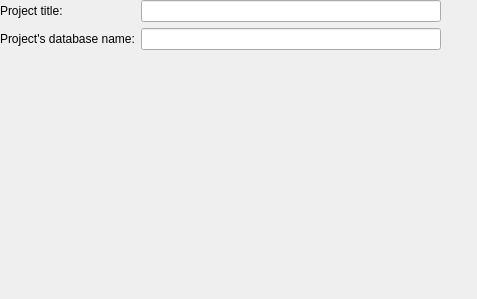
KDE/calligra, file kexi/main/startup/KexiServerDBNamePage.ui: the form before one commit.
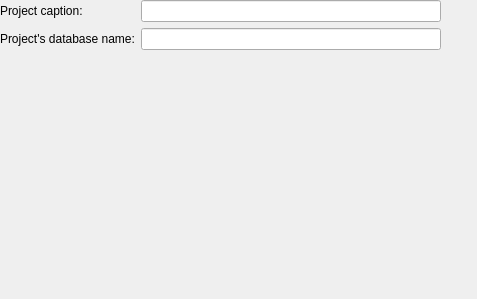
The form after the commit.

Commit message: Use term Caption in db connection info and project, not title

```diff
--- a/kexi/main/startup/KexiServerDBNamePage.ui
+++ b/kexi/main/startup/KexiServerDBNamePage.ui
@@ -19,7 +19,7 @@
      <item row="0" column="0">
       <widget class="QLabel" name="textLabel1">
        <property name="text">
-        <string>Project title:</string>
+        <string>Project caption:</string>
        </property>
       </widget>
      </item>
```
The commit also changes 3 other files.
